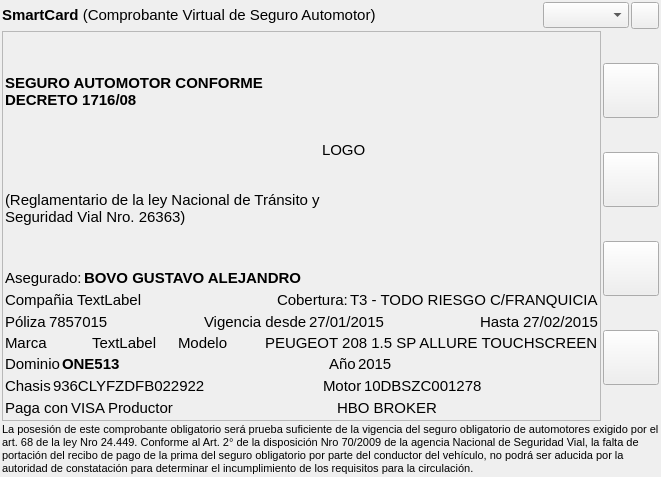
Qt form dominioAsegurado/mainwindow.ui (diegowald/dominioSeguro) before a commit.
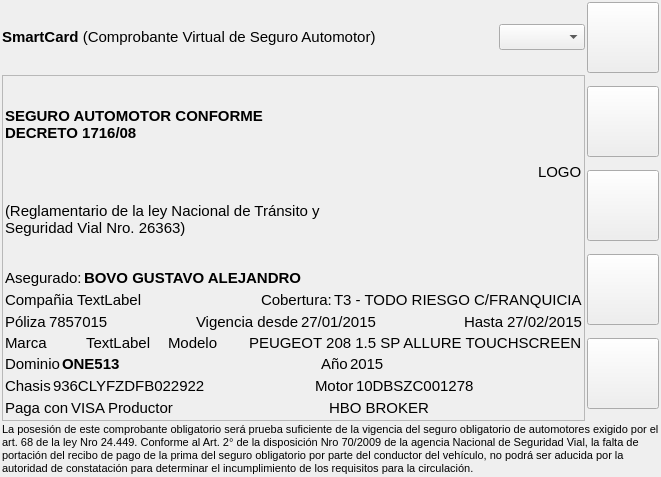
The same form after that commit. Icons and pictures are not drawn.

The edit to the form file:
```diff
--- a/dominioAsegurado/mainwindow.ui
+++ b/dominioAsegurado/mainwindow.ui
@@ -87,8 +87,8 @@
           </property>
           <property name="iconSize">
            <size>
-            <width>20</width>
-            <height>20</height>
+            <width>64</width>
+            <height>64</height>
            </size>
           </property>
          </widget>
@@ -179,8 +179,27 @@
              </item>
             </layout>
            </item>
+           <item>
+            <spacer name="horizontalSpacer_12">
+             <property name="orientation">
+              <enum>Qt::Horizontal</enum>
+             </property>
+             <property name="sizeHint" stdset="0">
+              <size>
+               <width>40</width>
+               <height>20</height>
+              </size>
+             </property>
+            </spacer>
+           </item>
            <item>
             <widget class="QLabel" name="label_4">
+             <property name="sizePolicy">
+              <sizepolicy hsizetype="Minimum" vsizetype="Minimum">
+               <horstretch>0</horstretch>
+               <verstretch>0</verstretch>
+              </sizepolicy>
+             </property>
              <property name="text">
               <string>LOGO</string>
              </property>
@@ -585,8 +604,8 @@
           </property>
           <property name="iconSize">
            <size>
-            <width>48</width>
-            <height>48</height>
+            <width>64</width>
+            <height>64</height>
            </size>
           </property>
          </widget>
@@ -602,8 +621,8 @@
           </property>
           <property name="iconSize">
            <size>
-            <width>48</width>
-            <height>48</height>
+            <width>64</width>
+            <height>64</height>
            </size>
           </property>
          </widget>
@@ -619,8 +638,8 @@
           </property>
           <property name="iconSize">
            <size>
-            <width>48</width>
-            <height>48</height>
+            <width>64</width>
+            <height>64</height>
            </size>
           </property>
          </widget>
@@ -636,8 +655,8 @@
           </property>
           <property name="iconSize">
            <size>
-            <width>48</width>
-            <height>48</height>
+            <width>64</width>
+            <height>64</height>
            </size>
           </property>
          </widget>
```
